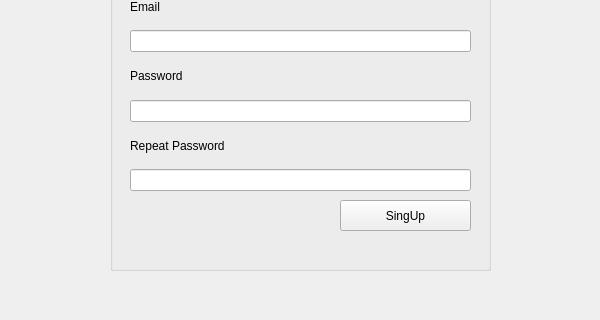
The window that registrationdialog.ui (letol/shared-editor) describes before a commit, drawn with Qt 5; both pictures show x 0 to 600 and y 580 to 900 of the 600 by 900 pixel window.
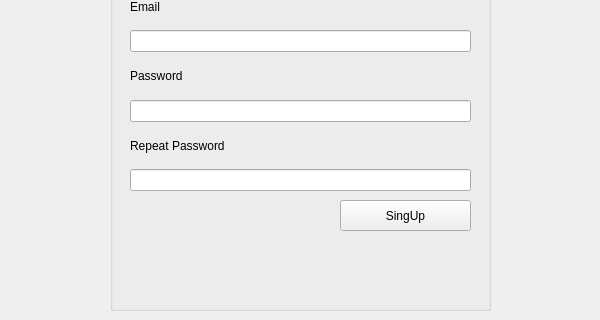
The same window after the commit.

Commit message: Add user class

```diff
--- a/registrationdialog.ui
+++ b/registrationdialog.ui
@@ -19,7 +19,7 @@
      <x>110</x>
      <y>10</y>
      <width>381</width>
-     <height>841</height>
+     <height>881</height>
     </rect>
    </property>
    <property name="title">
@@ -64,7 +64,7 @@
      <string>SingUp</string>
     </property>
    </widget>
-   <widget class="QWidget" name="">
+   <widget class="QWidget" name="layoutWidget">
     <property name="geometry">
      <rect>
       <x>20</x>
@@ -170,6 +170,31 @@
      </item>
     </layout>
    </widget>
+   <widget class="QLabel" name="lbl_error">
+    <property name="geometry">
+     <rect>
+      <x>30</x>
+      <y>810</y>
+      <width>331</width>
+      <height>51</height>
+     </rect>
+    </property>
+    <property name="font">
+     <font>
+      <weight>75</weight>
+      <bold>true</bold>
+     </font>
+    </property>
+    <property name="autoFillBackground">
+     <bool>false</bool>
+    </property>
+    <property name="styleSheet">
+     <string notr="true">QLabel {color : red; }</string>
+    </property>
+    <property name="text">
+     <string/>
+    </property>
+   </widget>
   </widget>
  </widget>
  <resources/>
```
Left out of the diff: 9 changed lines with no effect on the pictures. The commit also changes 5 other files.
